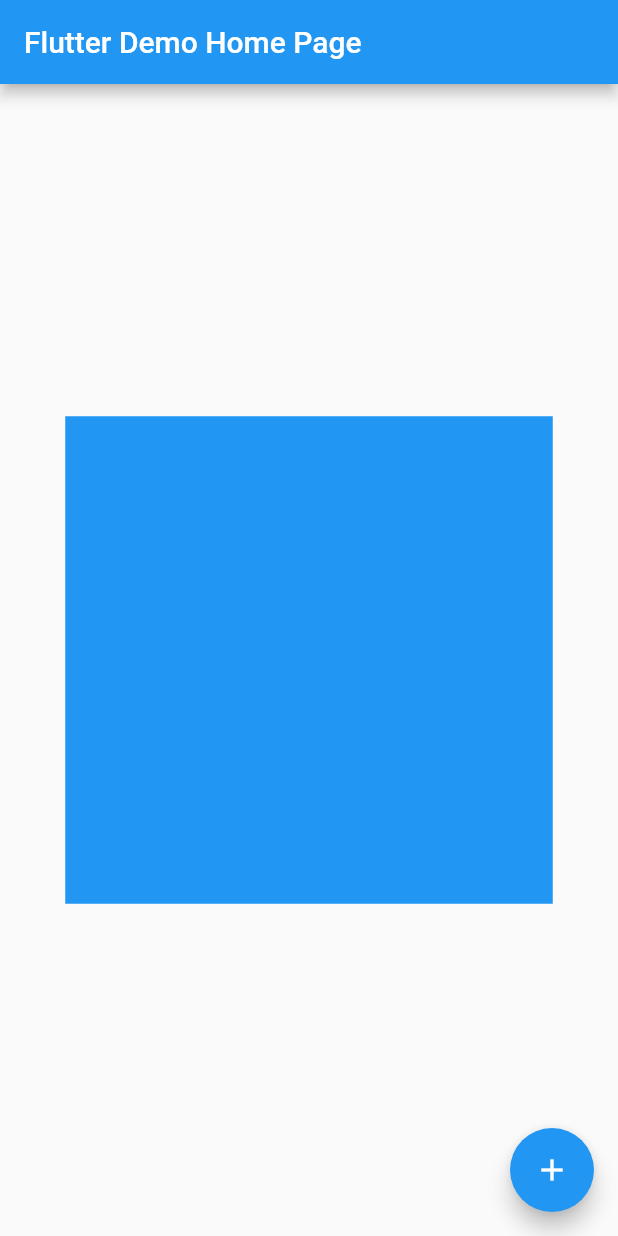
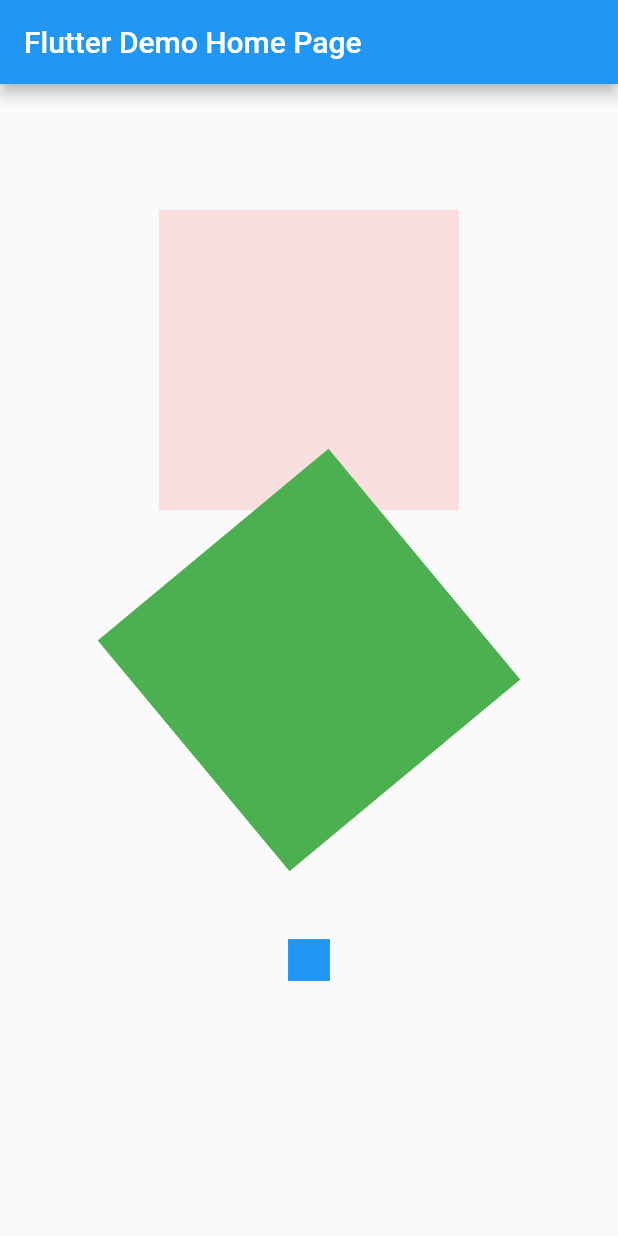
Before and after one commit to kiranM235/animation_project, a Flutter app: the screen it shows after launch, on a phone screen of 412 x 824 dp. Run offline on Flutter 3.47's test engine with Material 2 defaults, Android fonts, the phone set to English and light mode, and no system bars.

Commit message:
fade transition rotation transition scale transition

```diff
--- a/lib/main.dart
+++ b/lib/main.dart
@@ -15,21 +15,35 @@ class MyApp extends StatelessWidget {
   }
 }
 class MyHomePage extends StatefulWidget {
-  MyHomePage({Key? key, required this.title}) : super(key: key);
   final String title;
+
+  MyHomePage({required this.title});
+
+
+
   @override
   _MyHomePageState createState() => _MyHomePageState();
+
 }
-class _MyHomePageState extends State<MyHomePage> {
-  int _counter = 0;
-  bool _change = false;
-  double _end = 400;
-  void _incrementCounter() {
-    setState(() {
-      _counter++;
-      _change = !_change;
-    });
+class _MyHomePageState extends State<MyHomePage> with TickerProviderStateMixin{
+  late AnimationController controller;
+  late Animation<double>  animation;
+
+  @override
+  void initState() {
+    super.initState();
+    // initialization code
+    controller = AnimationController(
+        vsync: this,
+        duration: Duration(seconds: 1),
+    );
+    animation = Tween<double>(begin: 0.2,end: 1).animate(
+      CurvedAnimation(parent: controller, curve: Curves.easeInBack)
+    );
+     // controller.forward();
+    controller.repeat(reverse: true);
   }
+
   @override
   Widget build(BuildContext context) {
     return Scaffold(
@@ -40,46 +54,34 @@ class _MyHomePageState extends State<MyHomePage> {
         child: Column(
           mainAxisAlignment: MainAxisAlignment.center,
           children: <Widget>[
-            // Text(
-            //   'You have pushed the button this many times:',
-            // ),
-            // Text(
-            //   '$_counter',
-            //   style: Theme.of(context).textTheme.headline4,
-            // ),
-            // AnimatedContainer(
-            //   duration: Duration(seconds:1),
-            //   curve:Curves.easeIn,
-            //   width:_change ? 200 : 100,
-            //   height: _change ? 200 : 100,
-            //   color: _change ? Colors.green : Colors.red,
-            // ),
-            TweenAnimationBuilder(
-              tween: Tween<double>(begin: 100.0, end:_end),
-              onEnd: () {
-                if( _end <=0 ) return;
-                setState(() {
-                  _end  = _end - 50;
-                });
-              },
-              duration: Duration(seconds: 3),
-              builder: (context,double value, child){
-                print(value);
-                return Container(
-                  width: value,
-                  height: value,
-                  color: Colors.blue,
-                );
-              },
+            FadeTransition(
+              opacity: animation,
+              child: Container(
+              width: 200,
+              height: 200,
+              color: Colors.red,
             ),
+            ),
+            RotationTransition(
+              turns:animation,
+              child: Container(
+                width: 200,
+                height:200,
+                color: Colors.green,
+              ),
+            ),
+          ScaleTransition(scale: animation,
+          child: Container(
+              width: 200,
+              height:200,
+              color:Colors.blue
+          ),
+          )
+
           ],
         ),
       ),
-      floatingActionButton: FloatingActionButton(
-        onPressed: _incrementCounter,
-        tooltip: 'Increment',
-        child: Icon(Icons.add),
-      ),
+
     );
   }
 }
```
